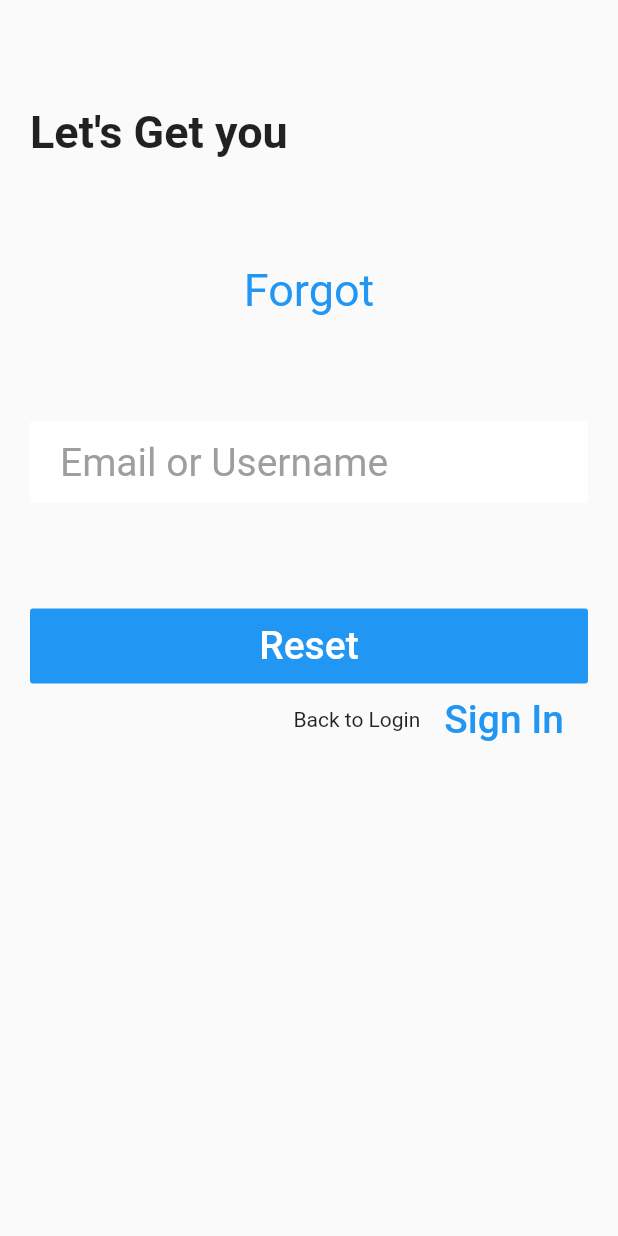
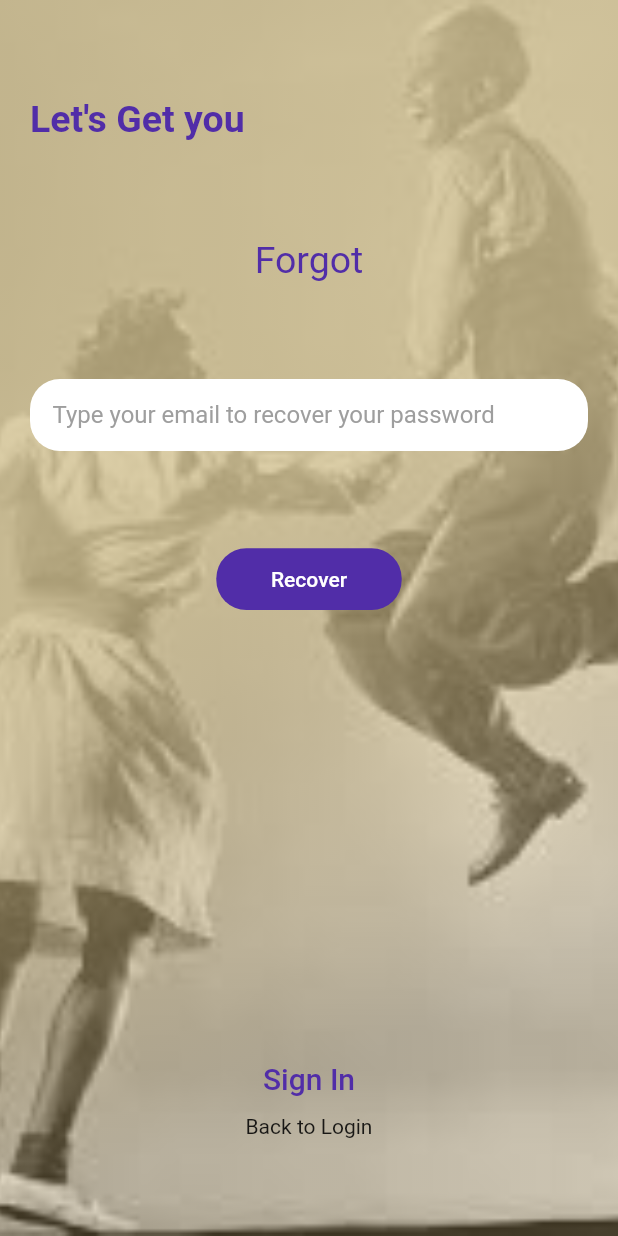
Before and after one commit to FredAPP/lindy, a Flutter app: the ForgotPage screen opened directly, on a phone screen of 412 x 824 dp. Run offline on Flutter 3.47's test engine with Material 2 defaults, Android fonts, the phone set to English and light mode, and no system bars; our stand-ins replace youtube_player_flutter; statements that could not run were skipped.

Commit message:
Refactory página Forgot Password

```diff
--- a/lib/pages/forgot.dart
+++ b/lib/pages/forgot.dart
@@ -4,9 +4,46 @@ import 'package:telalogin/pages/login.dart';
 class ForgotPage extends StatelessWidget {
   @override
   Widget build(BuildContext context) {
-    return Scaffold(
+    var screenSize = MediaQuery.of(context).size;
+    var height = screenSize.height;
+    var width = screenSize.width;
+
+    return SafeArea(
+      child: Scaffold(
           backgroundColor: Colors.grey[50],
-        body: Padding(
+          body: Stack(
+            children: [
+              Stack(
+                children: [
+                  Container(
+                    height: height,
+                    width: width,
+                    child: Image(
+                      image: AssetImage("assets/images/background.jpeg"),
+                      fit: BoxFit.cover,
+                    ),
+                  ),
+                  Container(
+                    height: height,
+                    width: width,
+                    decoration: BoxDecoration(
+                      gradient: LinearGradient(
+                        begin: Alignment.topLeft,
+                        end: Alignment.bottomRight,
+                        stops: [
+                          0.4,
+                          0.8,
+                        ],
+                        colors: [
+                          Color.fromRGBO(210, 193, 144, 0.8),
+                          Color.fromRGBO(200, 173, 112, 0.3),
+                        ],
+                      ),
+                    ),
+                  )
+                ],
+              ),
+              Padding(
                   padding: EdgeInsets.symmetric(
                     horizontal: 20,
                   ),
@@ -16,40 +53,61 @@ class ForgotPage extends StatelessWidget {
                       Align(
                         alignment: Alignment.topLeft,
                         child: Text('Let\'s Get you',
-                      style:
-                          TextStyle(fontSize: 30, fontWeight: FontWeight.bold)),
+                            style: TextStyle(
+                                color: Colors.deepPurple[700],
+                                fontSize: 25,
+                                fontWeight: FontWeight.bold)),
                       ),
-                Text('Forgot',
-                    style: TextStyle(fontSize: 30, color: Colors.blue)),
+                      Text(
+                        'Forgot',
+                        style: TextStyle(
+                          fontSize: 25,
+                          color: Colors.deepPurple[700],
+                        ),
+                      ),
                       Container(
-                  padding: EdgeInsets.only(left: 20),
+                        decoration: BoxDecoration(
                             color: Colors.white,
+                            borderRadius: BorderRadius.circular(20)),
+                        padding: EdgeInsets.only(left: 15),
                         child: TextField(
                           decoration: InputDecoration(
                             border: InputBorder.none,
-                      hintText: 'Email or Username',
-                      hintStyle: TextStyle(color: Colors.grey, fontSize: 26),
+                            hintText:
+                                'Type your email to recover your password',
+                            hintStyle:
+                                TextStyle(color: Colors.grey, fontSize: 16),
                           ),
                         ),
                       ),
                       Column(
                         children: [
                           Container(
-                      width: double.infinity,
-                      height: 50,
+                            decoration: BoxDecoration(
+                                color: Colors.deepPurple[700],
+                                borderRadius: BorderRadius.circular(20)),
+                            width: width * 0.3,
+                            // margin: EdgeInsets.symmetric(vertical: 20),
+                            height: height * 0.05,
                             child: FlatButton(
-                        color: Colors.blue,
-                        onPressed: () {},
+                              onPressed: () {
+                                Navigator.of(context).push(MaterialPageRoute(
+                                  builder: (context) => LoginPage(),
+                                ));
+                              },
                               child: Text(
-                          'Reset',
-                          style: TextStyle(color: Colors.white, fontSize: 26),
+                                'Recover',
+                                style: TextStyle(
+                                    color: Colors.white, fontSize: 14),
                               ),
                             ),
                           ),
-                    Row(
+                          Column(
                             mainAxisAlignment: MainAxisAlignment.end,
                             children: [
-                        Text('Back to Login'),
+                              SizedBox(
+                                height: height * 0.35,
+                              ),
                               FlatButton(
                                 onPressed: () {
                                   Navigator.of(context).push(MaterialPageRoute(
@@ -58,17 +116,19 @@ class ForgotPage extends StatelessWidget {
                                 },
                                 child: Text(
                                   'Sign In',
-                            style: TextStyle(color: Colors.blue, fontSize: 26),
+                                  style: TextStyle(
+                                      color: Colors.deepPurple[700], fontSize: 20),
                                 ),
+                              ),
+                              Text('Back to Login'),
+                            ],
                           ),
                         ],
                       ),
-                    SizedBox(
-                      height: 250,
-                    )
                     ],
-                ),
+                  )),
             ],
-            )));
+          )),
+    );
   }
 }
```
Lines whose indentation alone changed are shown as unchanged.
